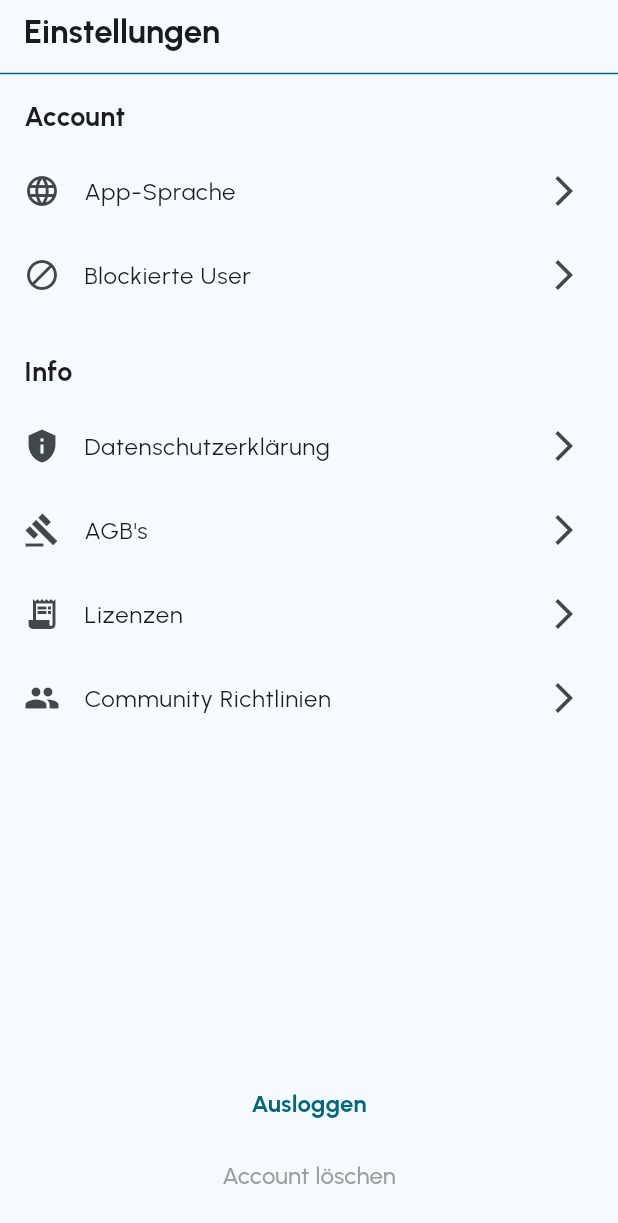
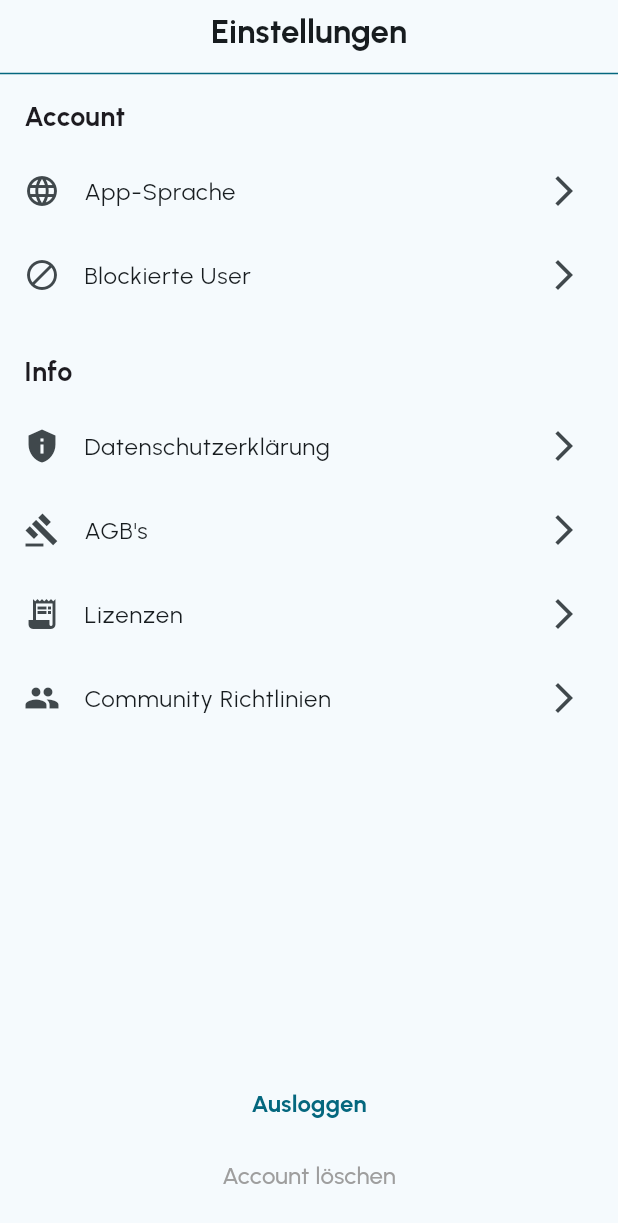
Before and after one commit to Belladonnixi/tasksheet_erster_flutter_screen, a Flutter app: the screen it shows after launch, on a phone screen of 412 x 824 dp. Shown: the top 1223 px of the screen. Run offline on Flutter 3.47's test engine with Material 3 defaults, Android fonts, the phone set to English and light mode, and no system bars; our stand-ins replace google_fonts.

Commit message:
add centerTitle for android

```diff
--- a/lib/anfaenger_version/anfaenger.dart
+++ b/lib/anfaenger_version/anfaenger.dart
@@ -33,6 +33,7 @@ class MyApp2 extends StatelessWidget {
           'Einstellungen',
           style: TextStyle(fontWeight: FontWeight.bold),
         ),
+        centerTitle: true,
         bottom: PreferredSize(
           preferredSize: const Size.fromHeight(1.0),
           child: Divider(
--- a/lib/app/app.dart
+++ b/lib/app/app.dart
@@ -1,3 +1,4 @@
+// import 'package:erster_flutter_screen/anfaenger_version/anfaenger.dart';
 import 'package:erster_flutter_screen/presentation/settings.dart';
 import 'package:flutter/material.dart';
 import 'package:google_fonts/google_fonts.dart';
@@ -13,6 +14,7 @@ class SettingsApp extends StatelessWidget {
     log.info('Building MyApp');
 
     return MaterialApp(
+      debugShowCheckedModeBanner: false,
       title: 'PSheet: erster Flutter Screen',
       theme: ThemeData(
         colorScheme: ColorScheme.fromSeed(
@@ -21,7 +23,7 @@ class SettingsApp extends StatelessWidget {
         textTheme: GoogleFonts.urbanistTextTheme(),
       ),
       home: const SettingsScreen(),
-      //const MyApp2(),
+      // const MyApp2(),
     );
   }
 }
--- a/lib/presentation/settings.dart
+++ b/lib/presentation/settings.dart
@@ -34,6 +34,7 @@ class SettingsScreen extends StatelessWidget {
           'Einstellungen',
           style: TextStyle(fontWeight: FontWeight.bold),
         ),
+        centerTitle: true,
         // Fügt eine horizontale Trennlinie direkt unter der App-Leiste hinzu.
         bottom: PreferredSize(
           // Legt die Höhe der Trennlinie fest.
@@ -74,7 +75,10 @@ class SettingsScreen extends StatelessWidget {
                 (item) {
                   return ListTile(
                     leading: Icon(item.icon),
-                    title: Text(item.title),
+                    title: Text(
+                      item.title,
+                      style: const TextStyle(fontSize: 16),
+                    ),
                     trailing: const Icon(Icons.arrow_forward_ios),
                     onTap: item.onTap,
                   );
```
